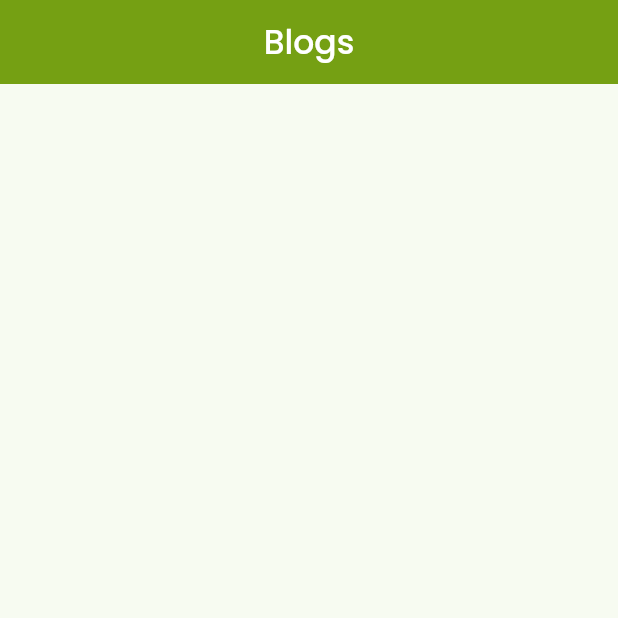
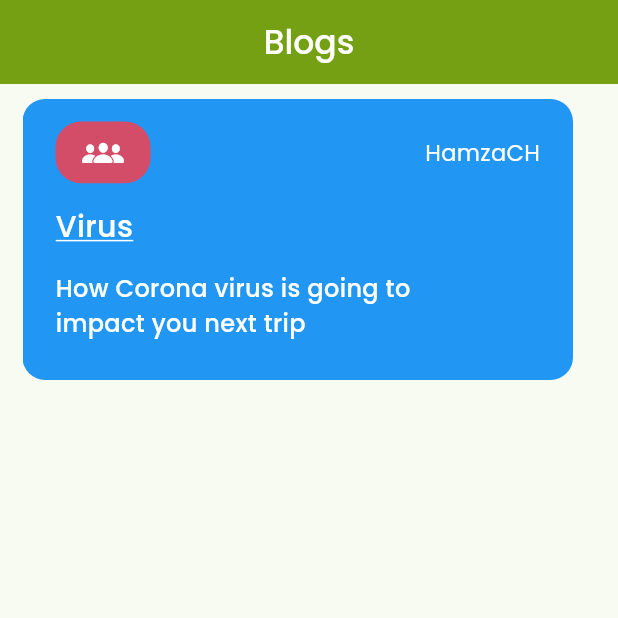
Before and after one commit to HAMZA-CH420/Acaste, a Flutter app: the BlogScreen screen opened directly, on a phone screen of 412 x 824 dp, the top half of it. Run offline on Flutter 3.47's test engine with Material 3 defaults, Android fonts, the phone set to English and light mode, and no system bars; our stand-ins replace google_fonts, iconsax.

Commit message:
minor changes

```diff
--- a/lib/Features/BlogScreen/blog_screen.dart
+++ b/lib/Features/BlogScreen/blog_screen.dart
@@ -1,3 +1,4 @@
+import 'package:acaste/Features/BlogScreen/widgets/updates.dart';
 import 'package:acaste/UiHelpers/ColorPalette/color_palette.dart';
 import 'package:flutter/material.dart';
 import 'package:google_fonts/google_fonts.dart';
@@ -19,6 +20,17 @@ class BlogScreen extends StatelessWidget {
         centerTitle: true,
         backgroundColor: Palette.primaryColor,
       ),
+      body: Padding(
+        padding: const EdgeInsets.symmetric(
+          horizontal: 15,
+          vertical: 10,
+        ),
+        child: Column(
+          children: [
+            Updates(),
+          ],
+        ),
+      ),
     );
   }
 }
--- /dev/null
+++ b/lib/Features/BlogScreen/widgets/updates.dart
@@ -0,0 +1,88 @@
+import 'package:flutter/cupertino.dart';
+import 'package:flutter/material.dart';
+import 'package:google_fonts/google_fonts.dart';
+
+class Updates extends StatelessWidget {
+  const Updates({super.key});
+
+  @override
+  Widget build(BuildContext context) {
+    final size = MediaQuery.sizeOf(context);
+    return SizedBox(
+      height: size.height / 4.4,
+      width: size.width,
+      child: PageView(
+        children: [
+          updateWidget(Colors.blue, size),
+          updateWidget(Colors.amber, size),
+        ],
+      ),
+    );
+  }
+
+  /// Blog widget to display
+  Widget updateWidget(Color color, var boxSize) {
+    return Container(
+      margin: EdgeInsets.only(right: 15),
+      padding: EdgeInsets.symmetric(horizontal: 22, vertical: 15),
+      decoration: BoxDecoration(
+        color: color,
+        borderRadius: BorderRadius.circular(15),
+      ),
+      child: Column(
+        crossAxisAlignment: CrossAxisAlignment.start,
+        spacing: 15,
+        children: [
+          Row(
+            mainAxisAlignment: MainAxisAlignment.spaceBetween,
+            mainAxisSize: MainAxisSize.max,
+            children: [
+              Container(
+                height: boxSize.height / 20,
+                width: boxSize.width / 6.5,
+                decoration: BoxDecoration(
+                  color: Color(0xFFD34D69),
+                  borderRadius: BorderRadius.circular(17),
+                ),
+                child: Icon(
+                  CupertinoIcons.group_solid,
+                  color: Colors.white,
+                  size: 28,
+                ),
+              ),
+              Text(
+                "HamzaCH",
+                style: GoogleFonts.poppins(
+                  fontSize: 15,
+                  fontWeight: FontWeight.w400,
+                  color: Colors.white,
+                ),
+              )
+            ],
+          ),
+          Text(
+            "Virus",
+            style: GoogleFonts.poppins(
+              fontSize: 20,
+              fontWeight: FontWeight.w500,
+              color: Colors.white,
+              decoration: TextDecoration.underline,
+              decorationColor: Colors.white,
+            ),
+          ),
+          SizedBox(
+            width: boxSize.width / 1.5,
+            child: Text(
+              "How Corona virus is going to impact you next trip",
+              style: GoogleFonts.poppins(
+                fontSize: 16,
+                fontWeight: FontWeight.w500,
+                color: Colors.white,
+              ),
+            ),
+          ),
+        ],
+      ),
+    );
+  }
+}
```
Also changed, not shown: 4 other files.
